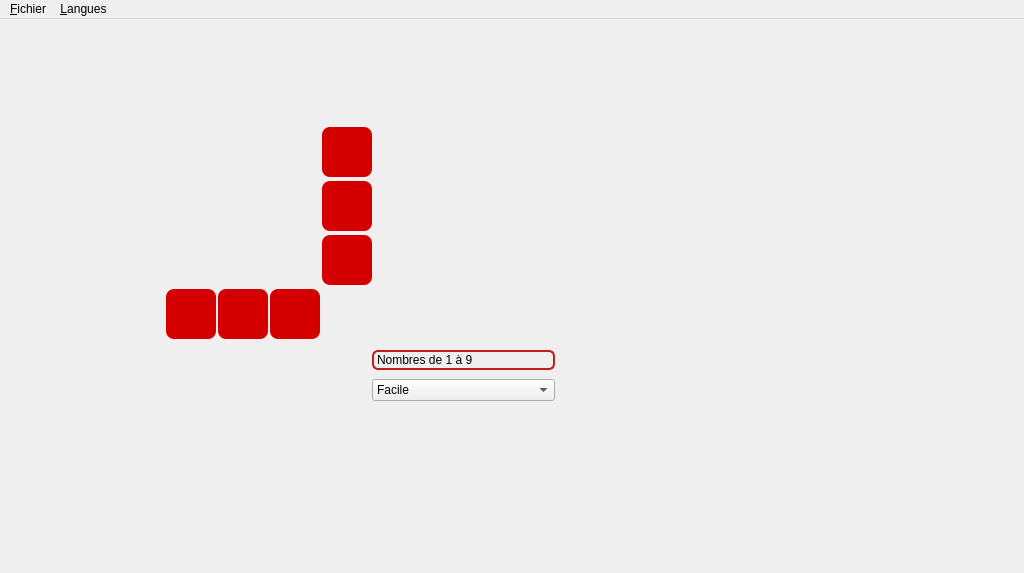
First picture: the form in mainwindow.ui, repository Txikilinux/leterrier-fubuki, before the edit.
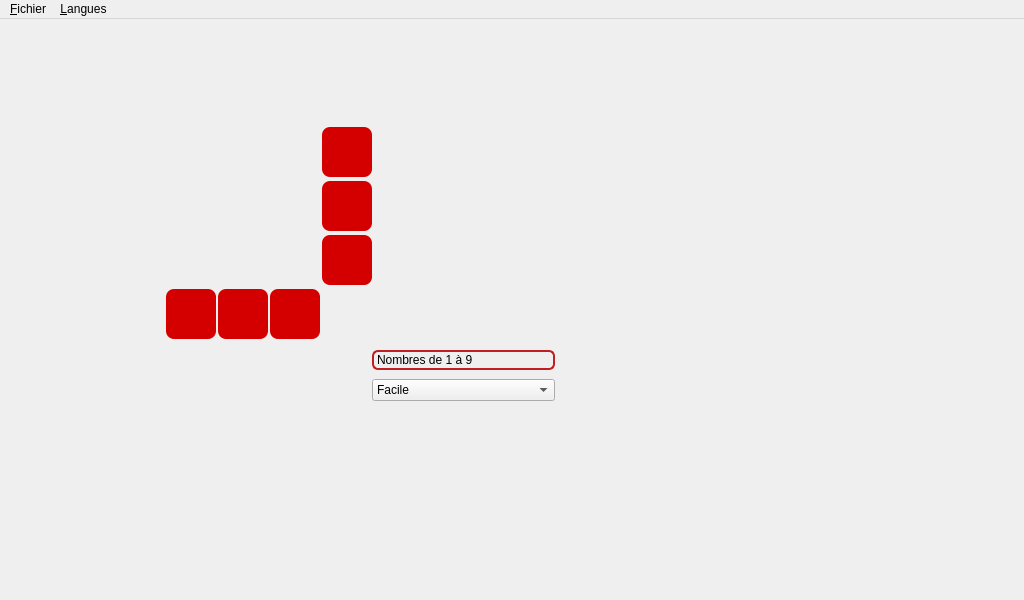
Second picture: the form after the edit. Icons and pictures are not drawn.

The edit to the form file:
```diff
--- a/mainwindow.ui
+++ b/mainwindow.ui
@@ -7,7 +7,7 @@
     <x>0</x>
     <y>0</y>
     <width>1024</width>
-    <height>573</height>
+    <height>600</height>
    </rect>
   </property>
   <property name="sizePolicy">
@@ -19,13 +19,13 @@
   <property name="minimumSize">
    <size>
     <width>1024</width>
-    <height>573</height>
+    <height>600</height>
    </size>
   </property>
   <property name="maximumSize">
    <size>
     <width>1024</width>
-    <height>573</height>
+    <height>600</height>
    </size>
   </property>
   <property name="windowTitle">
```
Left out of the diff: 2 changed lines with no effect on the pictures.
